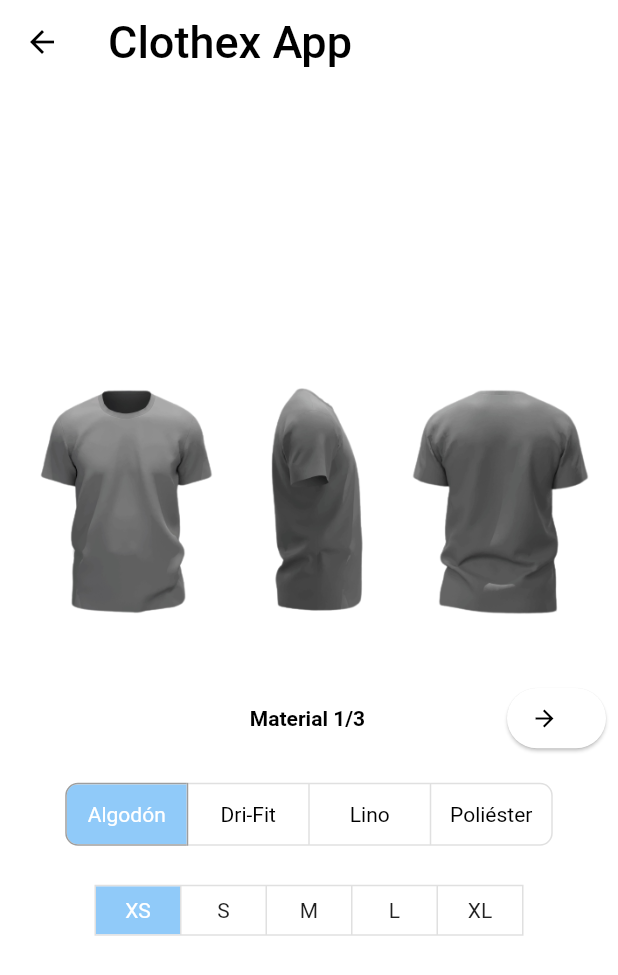
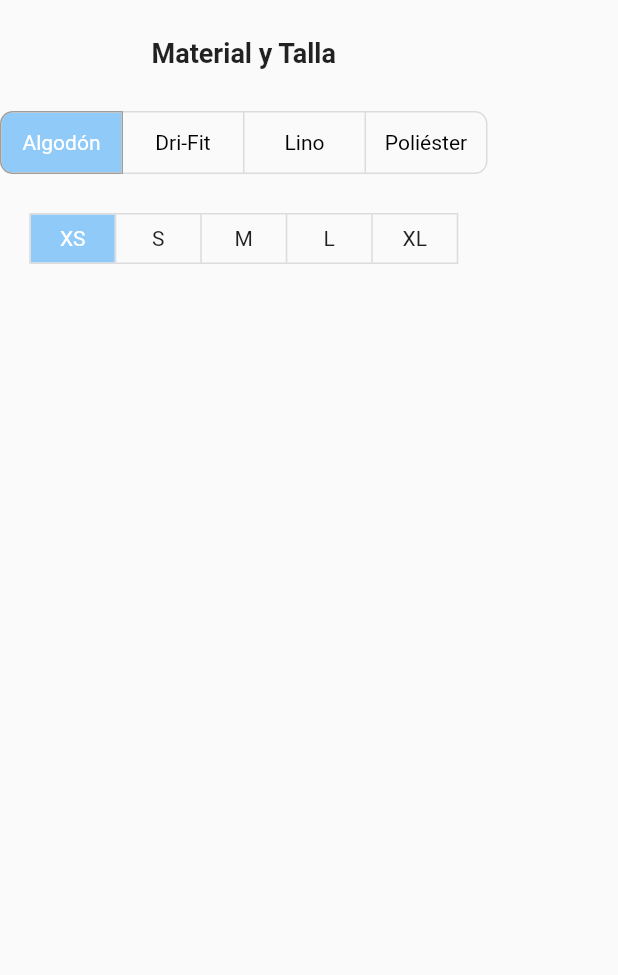
Before and after one commit to Juanixter/clothex, a Flutter app: the MaterialScreen widget shown alone on an empty page, opened directly with empty values, on a phone screen of 412 x 824 dp. Shown: the top 975 px of the screen. Run offline on Flutter 3.47's test engine with Material 2 defaults, Android fonts, the phone set to English and light mode, and no system bars; our stand-ins replace cloud_firestore, firebase_core; accounts and stored records are empty.

Commit message:
listoMateriales&Colores

```diff
--- a/lib/aplicacion/screens/select_material_screen.dart
+++ b/lib/aplicacion/screens/select_material_screen.dart
@@ -1,9 +1,12 @@
 import 'package:flutter/material.dart';
 
 class MaterialScreen extends StatefulWidget {
-  final Object? datos;
+  final Map<String, dynamic> datos;
 
-  const MaterialScreen({required this.datos, super.key});
+  final Function onDataChange;
+
+  const MaterialScreen(
+      {required this.datos, required this.onDataChange, super.key});
 
   @override
   State<StatefulWidget> createState() {
@@ -39,94 +42,43 @@ class _MaterialScreenState extends State<MaterialScreen> {
   ];
   final List<bool> _selectedMaterials = <bool>[true, false, false, false];
 
-  void nextScreen() {
-    final mapa = widget.datos as Map<String, String>;
+  void onSelection() {
     int materialIndex = _selectedMaterials.indexOf(true);
     int sizeIndex = _toggleButtonsSelection.indexOf(true);
 
     String material = materials[materialIndex].toString();
     String talla = shirtSizeOptions[sizeIndex].$2;
 
-    mapa['material'] = material;
-    mapa['talla'] = talla;
+    widget.datos['material'] = material;
+    widget.datos['talla'] = talla;
 
-    Navigator.of(context).pushNamed('/select_color', arguments: mapa);
+    widget.onDataChange(widget.datos);
   }
 
+  @override
   Widget build(BuildContext context) {
-    return Scaffold(
-        appBar: AppBar(
-            backgroundColor: Colors.white,
-            iconTheme: const IconThemeData().copyWith(
-              color: Colors.black,
-            ),
-            title: const Text('Clothex App',
-                style: TextStyle(color: Colors.black, fontSize: 30))),
-        body: Container(
-          color: Colors.white,
-          child: Center(
-            child: Column(
-              mainAxisAlignment: MainAxisAlignment.center,
+    return Column(
       children: [
-                Flexible(
-                  flex: 5,
-                  child: Image.asset(
-                    "assets/Images/product6.png",
-                    fit: BoxFit.contain,
+        Padding(
+          padding: const EdgeInsets.symmetric(horizontal: 8, vertical: 25),
+          child: Text(
+            'Material y Talla',
+            style: const TextStyle()
+                .copyWith(fontSize: 18, fontWeight: FontWeight.bold),
           ),
         ),
         Flexible(
-                    child: ButtonBar(
-                  alignment: MainAxisAlignment.spaceBetween,
-                  buttonMinWidth: 80.0, // Adjust the minimum width of buttons
-                  buttonHeight: 40.0, // Adjust the height of buttons
-                  children: [
-                    TextButton.icon(
-                      onPressed: () {},
-                      icon: const Icon(
-                        Icons.arrow_back,
-                        color: Colors.white,
-                      ),
-                      label: const Text(""),
-                      style: ElevatedButton.styleFrom(
-                          backgroundColor: Colors.white),
-                    ),
-                    TextButton(
-                      onPressed: () {},
-                      style: TextButton.styleFrom(
-                        backgroundColor: Colors.transparent,
-                      ),
-                      child: const Text("Material 1/3",
-                          style: TextStyle(
-                              color: Colors.black,
-                              fontWeight: FontWeight.bold)),
-                    ),
-                    ElevatedButton.icon(
-                      onPressed: nextScreen,
-                      icon:
-                          const Icon(Icons.arrow_forward, color: Colors.black),
-                      label: const Text(""),
-                      style: ElevatedButton.styleFrom(
-                          backgroundColor: Colors.white),
-                    ),
-                  ],
-                )),
-                Flexible(
           child: Padding(
-                      padding: const EdgeInsets.all(8),
+              padding: const EdgeInsets.only(bottom: 8),
               child: ToggleButtons(
                 onPressed: (int index) {
-                          setState(() {
                   // The button that is tapped is set to true, and the others to false.
-                            for (int i = 0;
-                                i < _selectedMaterials.length;
-                                i++) {
+                  for (int i = 0; i < _selectedMaterials.length; i++) {
                     _selectedMaterials[i] = i == index;
                   }
-                          });
+                  onSelection();
                 },
-                        borderRadius:
-                            const BorderRadius.all(Radius.circular(8)),
+                borderRadius: const BorderRadius.all(Radius.circular(8)),
                 selectedBorderColor: Colors.grey,
                 selectedColor: Colors.white,
                 fillColor: Colors.blue[200],
@@ -147,13 +99,10 @@ class _MaterialScreenState extends State<MaterialScreen> {
                 selectedColor: Colors.white,
                 isSelected: _toggleButtonsSelection,
                 onPressed: (int index) {
-                          setState(() {
-                            for (int i = 0;
-                                i < _toggleButtonsSelection.length;
-                                i++) {
+                  for (int i = 0; i < _toggleButtonsSelection.length; i++) {
                     _toggleButtonsSelection[i] = i == index;
                   }
-                          });
+                  onSelection();
                 },
                 constraints: const BoxConstraints(
                   minHeight: 32.0,
@@ -165,8 +114,6 @@ class _MaterialScreenState extends State<MaterialScreen> {
               )),
         ),
       ],
-            ),
-          ),
-        ));
+    );
   }
 }
```
Also changed, not shown: lib/aplicacion/screens/clothe_type.dart (+24 -9 lines), lib/aplicacion/screens/design_screen.dart (added, +123 -0 lines), lib/aplicacion/screens/select_color_screen.dart (+65 -21 lines), lib/aplicacion/screens/text.dart (+4 -3 lines), lib/dominio/route_generator.dart (+12 -13 lines). Lines whose indentation alone changed are shown as unchanged.
